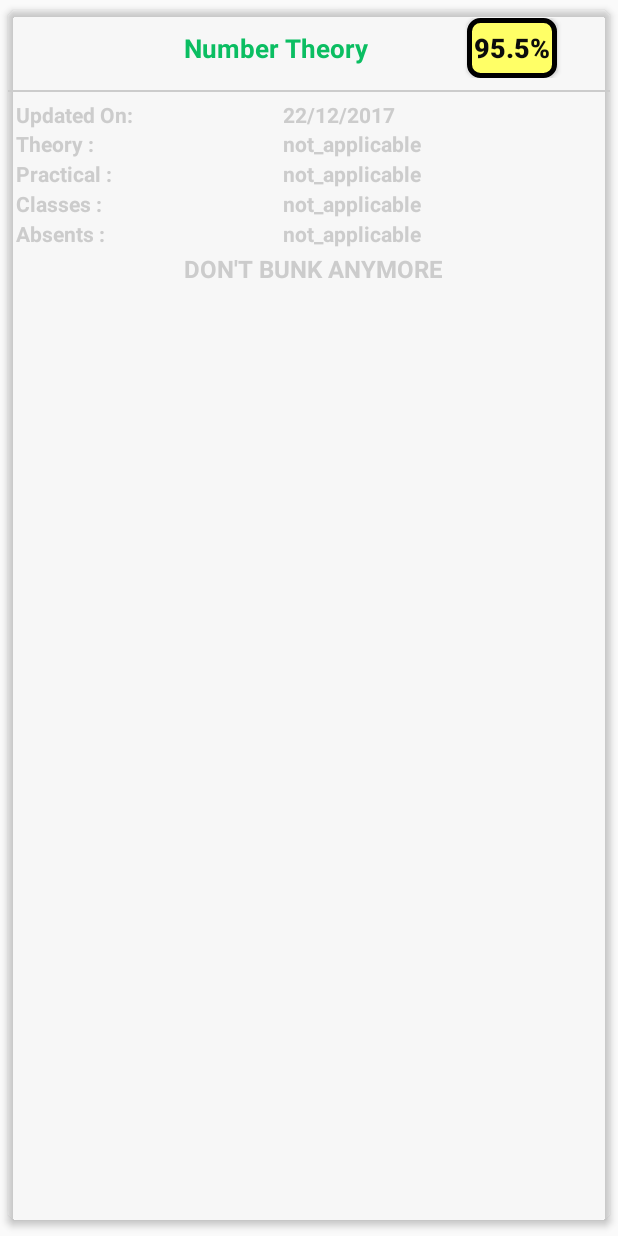
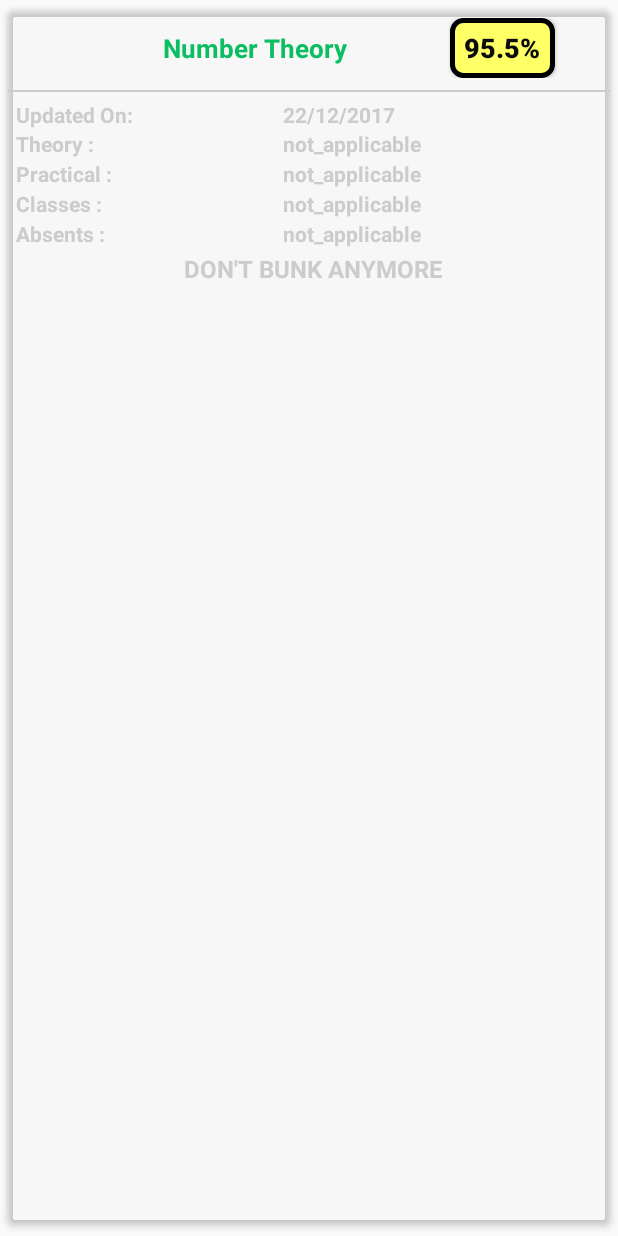
Before and after one commit to codex-iter/AWOL, an Android app: the layout dummy.xml on its own in the app's theme, with its tools: preview values and no code run, on a phone screen of 412 x 824 dp. Run offline under Robolectric (Android 15) with nearby library versions, the phone set to English and light mode, and no system bars.

Commit message:
changed arrow position

```diff
--- a/app/src/main/java/mohit/codex_iter/www/awol/MyBaseAdapter.java
+++ b/app/src/main/java/mohit/codex_iter/www/awol/MyBaseAdapter.java
@@ -78,9 +78,10 @@ public class MyBaseAdapter extends ArrayAdapter<ListData> {
                 mViewHolder.up.setVisibility(View.VISIBLE);
                 mViewHolder.up.setBackgroundResource(R.drawable.up);
             }
-            else
+            else {
                 mViewHolder.up.setVisibility(View.VISIBLE);
-            mViewHolder.up.setBackgroundResource(R.drawable.down);
+                mViewHolder.up.setBackgroundResource(R.drawable.down);
+            }
         }
 //        if(myList.get(position).getStatus()==1)
 //            mViewHolder.at.setBackgroundResource(R.drawable.circp);
--- a/app/src/main/res/layout-v26/dummy.xml
+++ b/app/src/main/res/layout-v26/dummy.xml
@@ -31,10 +31,11 @@
             <ImageView
                 android:id="@+id/up"
                 android:layout_width="wrap_content"
-                android:layout_height="match_parent"
+                android:layout_height="wrap_content"
                 android:padding="2dp"
-                android:src="@drawable/up"
-                android:visibility="invisible" />
+                android:layout_marginStart="10sp"
+                android:layout_gravity="center"
+                android:visibility="gone" />
 
             <TextView
                 android:id="@+id/sub"
@@ -46,13 +47,13 @@
                 android:text="@string/number_theory"
                 android:textColor="@color/colorPrimary"
                 android:textSize="17sp"
-                android:textStyle="bold" />
+                android:textStyle="bold"/>
 
             <Button
                 android:id="@+id/ta"
-                android:layout_width="60sp"
+                android:layout_width="65sp"
                 android:layout_height="40sp"
-                android:text="@string/_95_5"
+                android:text="100.0%"
                 android:layout_marginEnd="-50sp"
                 android:background="@drawable/percent_back_yellow"
                 android:shadowColor="@color/darkColorPrimary"
--- a/app/src/main/res/layout/dummy.xml
+++ b/app/src/main/res/layout/dummy.xml
@@ -31,10 +31,10 @@
             <ImageView
                 android:id="@+id/up"
                 android:layout_width="wrap_content"
-                android:layout_height="match_parent"
-                android:padding="2dp"
-                android:src="@drawable/up"
-                android:visibility="invisible" />
+                android:layout_height="wrap_content"
+                android:layout_gravity="center"
+                android:layout_marginStart="10dp"
+                android:visibility="gone" />
 
             <TextView
                 android:id="@+id/sub"
@@ -42,6 +42,7 @@
                 android:layout_height="wrap_content"
                 android:layout_weight="6"
                 android:gravity="center"
+                android:layout_marginStart="35dp"
                 android:layout_gravity="center"
                 android:text="@string/number_theory"
                 android:textColor="@color/colorPrimary"
@@ -50,7 +51,7 @@
 
             <Button
                 android:id="@+id/ta"
-                android:layout_width="60sp"
+                android:layout_width="70sp"
                 android:layout_height="40sp"
                 android:text="@string/_95_5"
                 android:layout_marginEnd="-50sp"
```
Also changed, not shown: app/src/main/res/drawable/down.xml (added, +8 -0 lines), app/src/main/res/drawable/up.xml (added, +8 -0 lines), app/src/main/res/drawable-v24/down.png (deleted), app/src/main/res/drawable-v24/up.png (deleted), app/src/main/res/drawable/down.png (deleted), app/src/main/res/drawable/up.png (deleted).
